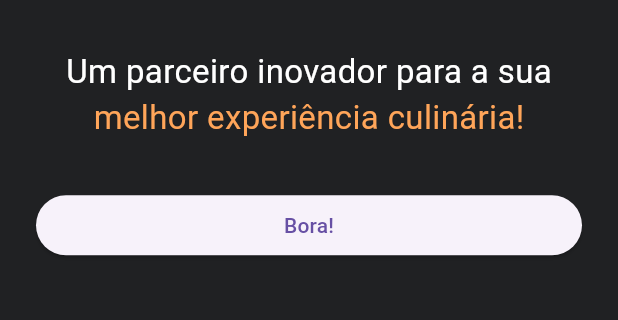
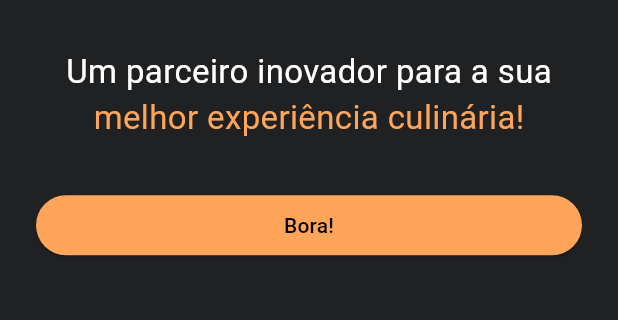
Before and after one commit to danilofreitas77/tech-taste-alura, a Flutter app: the screen it shows after launch, on a phone screen of 412 x 824 dp, the part 521-841 px from its top. Run offline on Flutter 3.47's test engine with Material 3 defaults, Android fonts, the phone set to English and light mode, and no system bars.

Commit message:
criando uma padronizacao para os botoes

```diff
--- a/lib/main.dart
+++ b/lib/main.dart
@@ -1,4 +1,5 @@
 import 'package:flutter/material.dart';
+import 'package:myapp/ui/_core/app_theme.dart';
 import 'package:myapp/ui/splash/splah_screen.dart';
 
 void main() {
@@ -10,6 +11,6 @@ class MyApp extends StatelessWidget {
 
   @override
   Widget build(BuildContext context) {
-    return MaterialApp(home: SplashScreen());
+    return MaterialApp(theme: AppTheme.appTheme, home: SplashScreen());
   }
 }
--- /dev/null
+++ b/lib/ui/_core/app_theme.dart
@@ -0,0 +1,20 @@
+import 'package:flutter/material.dart';
+import 'package:myapp/ui/_core/app_colors.dart';
+
+abstract class AppTheme {
+  static ThemeData appTheme = ThemeData.dark().copyWith(
+    elevatedButtonTheme: ElevatedButtonThemeData(
+      style: ButtonStyle(
+        foregroundColor: WidgetStatePropertyAll(Colors.black),
+        backgroundColor: WidgetStateColor.resolveWith((states) {
+          if (states.contains(WidgetState.disabled)) {
+            return Colors.grey;
+          } else if (states.contains(WidgetState.pressed)) {
+            return const Color.fromARGB(152, 255, 164, 89);
+          }
+          return AppColors.mainColor;
+        }),
+      ),
+    ),
+  );
+}
```
